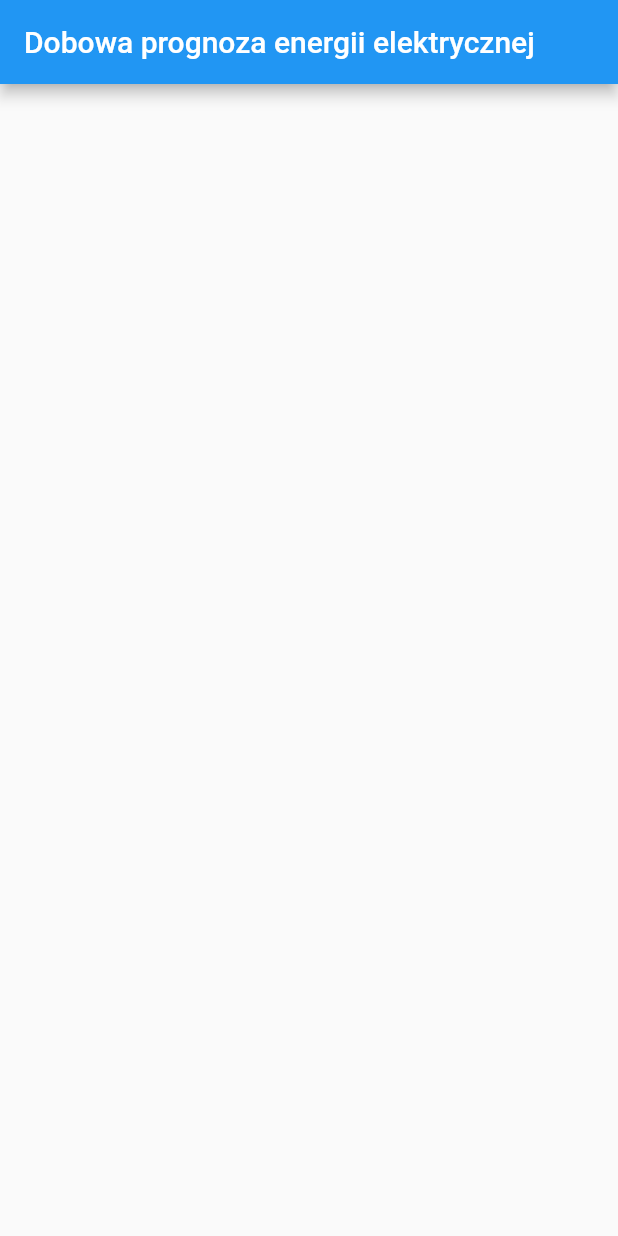
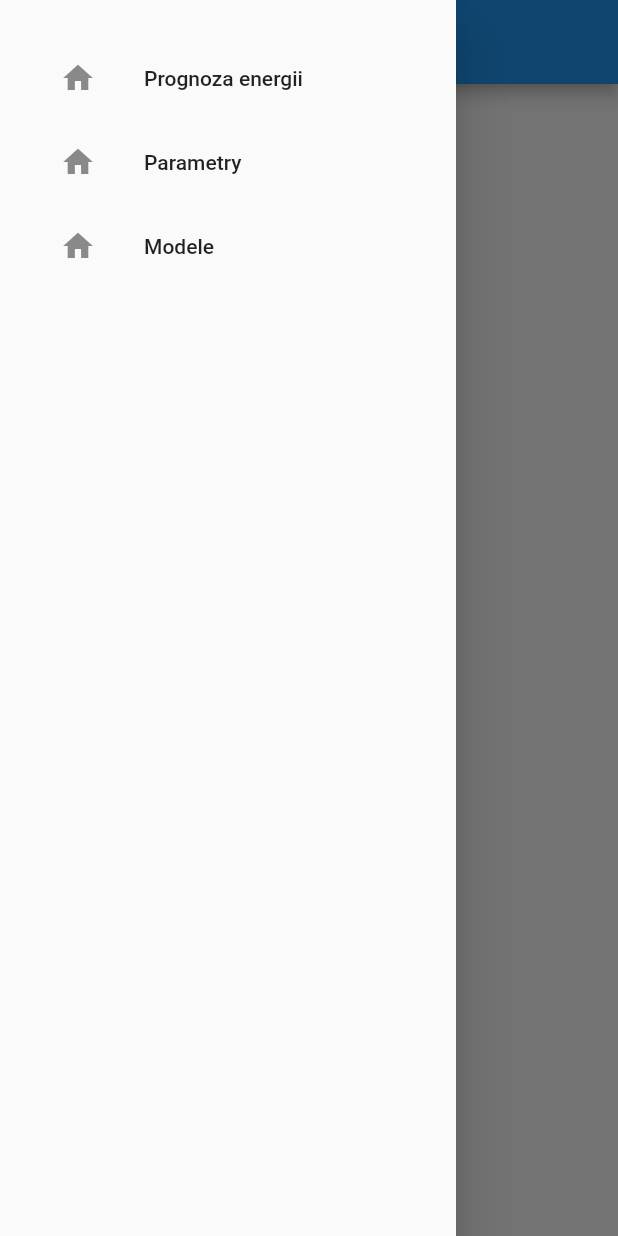
Before and after one commit to panekkk/panel-forecast, a Flutter app: the screen it shows after launch, with the side drawer open (before the commit the screen has no drawer), on a phone screen of 412 x 824 dp. Run offline on Flutter 3.47's test engine with Material 2 defaults, Android fonts, the phone set to English and light mode, and no system bars.

Commit message:
Navigation drawer added

```diff
--- a/lib/main.dart
+++ b/lib/main.dart
@@ -11,12 +11,14 @@ class MyApp extends StatelessWidget {
   @override
   Widget build(BuildContext context) {
     return MaterialApp(
-      title: 'Dobowa prognoza produkcji energii elektrycznej przez panel fotowoltaiczny',
+      title: 'Prognoza',
       theme: ThemeData(
 
         primarySwatch: Colors.blue,
       ),
-      home: const ForecastScreen(),
+      home:  const ForecastScreen(),
+
+
     );
   }
 }
--- a/lib/screens/forecast_screen.dart
+++ b/lib/screens/forecast_screen.dart
@@ -1,4 +1,5 @@
 import 'package:flutter/material.dart';
+import 'package:panel_forecast/widgets/navigation_drawer.dart';
 class ForecastScreen extends StatefulWidget {
   const ForecastScreen({ Key? key }) : super(key: key);
 
@@ -8,13 +9,10 @@ class ForecastScreen extends StatefulWidget {
 
 class _ForecastScreenState extends State<ForecastScreen> {
   @override
-  Widget build(BuildContext context) {
-    return Scaffold(
-       appBar: AppBar(
-          title: Text('Dobowa prognoza energii elektrycznej'),
-        ),
-        body: Column(children: [],),
-
+  Widget build(BuildContext context)=>Scaffold(
+    appBar: AppBar(
+      title: const Text('Prognoza')
+    ),
+    drawer: const NavigationDrawer(),
     );
-  }
 }
--- /dev/null
+++ b/lib/widgets/navigation_drawer.dart
@@ -0,0 +1,50 @@
+import 'package:flutter/material.dart';
+import 'package:panel_forecast/screens/forecast_screen.dart';
+import 'package:panel_forecast/screens/parameters_screen.dart';
+import 'package:panel_forecast/screens/models_screen.dart';
+class NavigationDrawer extends StatelessWidget {
+  const NavigationDrawer({Key? key}) : super(key: key);
+
+  @override
+  Widget build(BuildContext context) => Drawer(
+        child: SingleChildScrollView(
+          child: Column(
+            crossAxisAlignment: CrossAxisAlignment.stretch,
+            children: <Widget>[
+              buildMenuHeader(context),
+              buildMenuContext(context)
+            ],
+          ),
+        ),
+      );
+  Widget buildMenuHeader(BuildContext context) => Container(
+        padding: EdgeInsets.only(
+          top: MediaQuery.of(context).padding.top,
+        ),
+      );
+  Widget buildMenuContext(BuildContext context) => Container(
+      padding: const EdgeInsets.all(24),
+      child: Wrap(children: [
+        ListTile(
+          leading: const Icon(Icons.home),
+          title: const Text('Prognoza energii'),
+          onTap: () =>
+              Navigator.of(context).pushReplacement(MaterialPageRoute(
+                builder: (context)=> const ForecastScreen()))
+        ),
+        ListTile(
+          leading: const Icon(Icons.home),
+          title: const Text('Parametry'),
+          onTap: () =>
+              Navigator.of(context).pushReplacement(MaterialPageRoute(
+                builder: (context)=> const ParametersScreen()))
+        ),
+        ListTile(
+          leading: const Icon(Icons.home),
+          title: const Text('Modele'),
+          onTap: () =>
+              Navigator.of(context).pushReplacement(MaterialPageRoute(
+                builder: (context)=> const ModelsScreen()))
+        ),
+      ]));
+}
```
Also changed, not shown: lib/screens/models_screen.dart (added, +20 -0 lines), lib/screens/parameters_screen.dart (renamed from lib/screens/paramaters_screen.dart, +6 -4 lines), lib/screens/settings_screen.dart (deleted).
